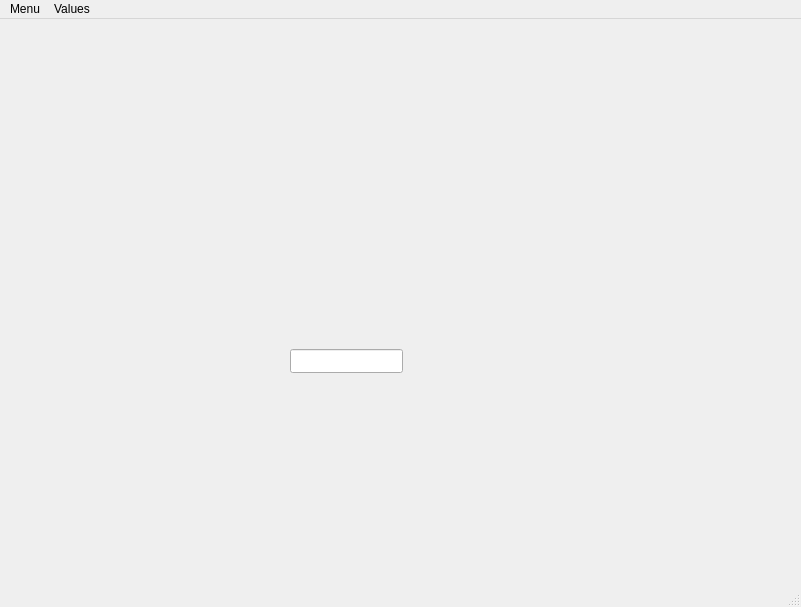
This is instructor-program/BILTS_instuctor/instuctorwindow.ui in marloVGulik/prog6-BILTS as Qt 5 draws it before an edit. The edited form follows.
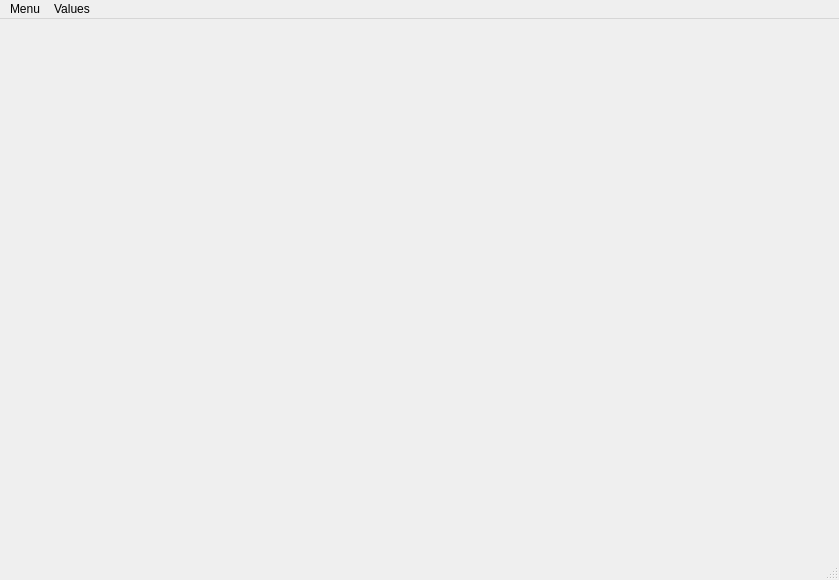
This is the edited form. Icons and pictures are not drawn.

Commit message: updated pages and menu

Patch:
```diff
--- a/instructor-program/BILTS_instuctor/instuctorwindow.ui
+++ b/instructor-program/BILTS_instuctor/instuctorwindow.ui
@@ -9,8 +9,8 @@
    <rect>
     <x>0</x>
     <y>0</y>
-    <width>801</width>
-    <height>607</height>
+    <width>839</width>
+    <height>580</height>
    </rect>
   </property>
   <property name="windowTitle">
@@ -27,23 +27,18 @@
      </rect>
     </property>
     <property name="currentIndex">
-     <number>1</number>
+     <number>3</number>
     </property>
-    <widget class="QWidget" name="settings"/>
-    <widget class="QWidget" name="page_2">
-     <widget class="QLineEdit" name="lineEdit">
-      <property name="geometry">
-       <rect>
-        <x>280</x>
-        <y>330</y>
-        <width>113</width>
-        <height>24</height>
-       </rect>
-      </property>
-      <property name="text">
-       <string/>
-      </property>
-     </widget>
+    <widget class="QWidget" name="SettingsPage"/>
+    <widget class="QWidget" name="BD_page"/>
+    <widget class="QWidget" name="SPO2_Page"/>
+    <widget class="QWidget" name="TempPage"/>
+    <widget class="QWidget" name="HartPage">
+     <property name="styleSheet">
+      <string notr="true">background-image: url(&quot;../BILTS_instuctor/Heartsine.png&quot;);
+background-repeat: no-repeat;
+background-position: center;</string>
+     </property>
     </widget>
    </widget>
   </widget>
@@ -52,7 +47,7 @@
     <rect>
      <x>0</x>
      <y>0</y>
-     <width>801</width>
+     <width>839</width>
      <height>21</height>
     </rect>
    </property>
```
Left out of the diff: 9 changed lines with no effect on the pictures. The commit also changes 282 other files.
